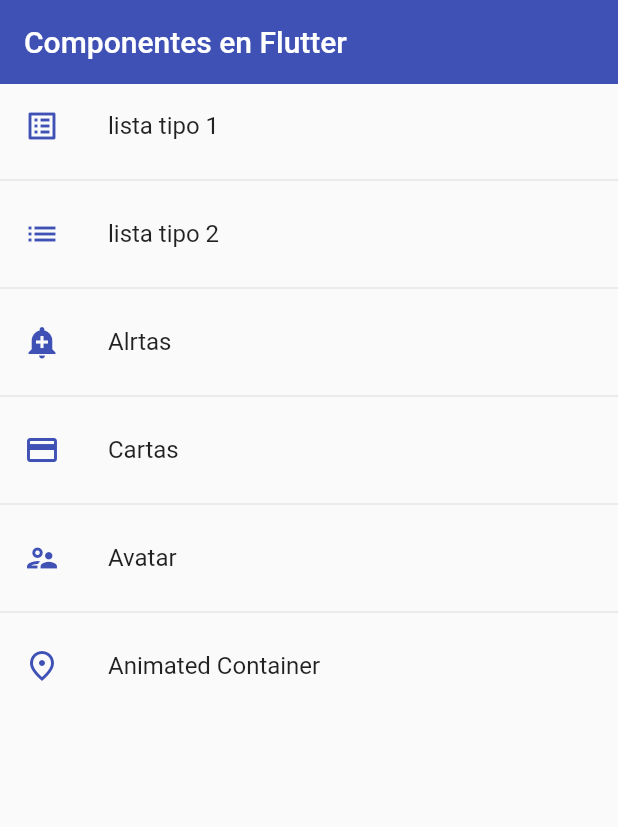
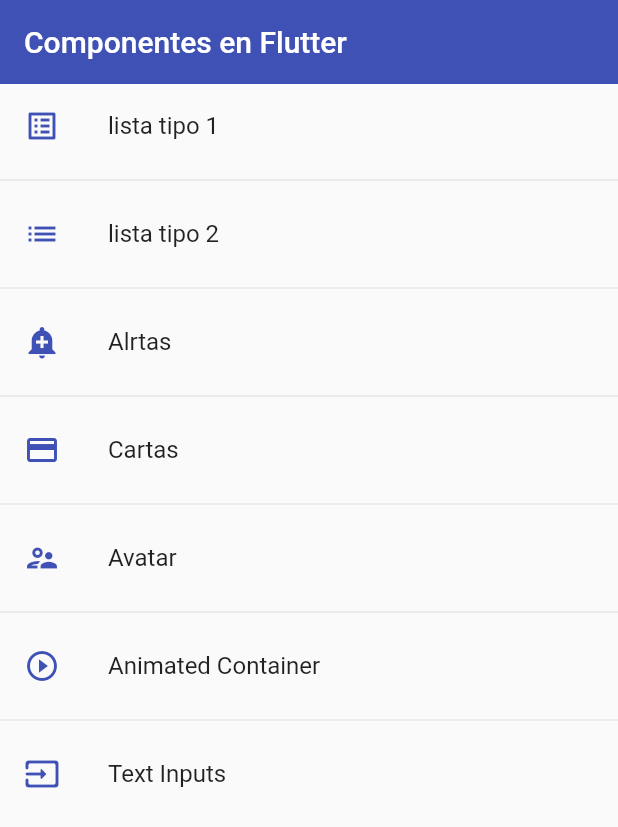
Before and after one commit to JuanShotLC/flutter_componets, a Flutter app: the screen it shows after launch, on a phone screen of 412 x 824 dp. Shown: the top 827 px of the screen. Run offline on Flutter 3.47's test engine with Material 2 defaults, Android fonts, the phone set to English and light mode, and no system bars.

Commit message:
Inputs & Form

```diff
--- a/lib/routers/app_routes.dart
+++ b/lib/routers/app_routes.dart
@@ -12,16 +12,18 @@
     MenuOption(route: 'alrt', name: 'Alrtas', screen: const AlertScreen(), icon: Icons.add_alert),
     MenuOption(route: 'card', name: 'Cartas', screen: const CardScreen(), icon: Icons.credit_card),
     MenuOption(route: 'avatar', name: 'Avatar', screen: const AvatarScreen(), icon: Icons.supervisor_account_outlined),
-    MenuOption(route: 'animated', name: 'Animated Container', screen: const AnimatedScreen(), icon: Icons.place_outlined),
+    MenuOption(route: 'animated', name: 'Animated Container', screen: const AnimatedScreen(), icon: Icons.play_circle_outline),
+    MenuOption(route: 'inputs', name: 'Text Inputs', screen: const InputsScreen(), icon: Icons.input_rounded),
 
   ];
 
   static Map<String, Widget Function(BuildContext)> getsAppRoetes() {
 
     Map<String, Widget Function(BuildContext)> appRoutes = {};
+      appRoutes.addAll({'home': (BuildContext context) => const HomeScreen()});
 
     for (final option in menuOptions) {
-      appRoutes.addAll({ 'home' : (BuildContext context) => const HomeScreen() });
+      appRoutes.addAll({ option.route : (BuildContext context) => option.screen });
     }
     return appRoutes;
   }
--- a/lib/screens/screens.dart
+++ b/lib/screens/screens.dart
@@ -1,8 +1,10 @@
-export 'package:flutter_componets/screens/animated_screen.dart';
+
 
 export 'package:flutter_componets/screens/alert_screen.dart';
+export 'package:flutter_componets/screens/animated_screen.dart';
 export 'package:flutter_componets/screens/avatar_screen.dart';
 export 'package:flutter_componets/screens/card_screen.dart';
 export 'package:flutter_componets/screens/home_screen.dart';
+export 'package:flutter_componets/screens/inputs_screen.dart';
 export 'package:flutter_componets/screens/listview1_screen.dart';
 export 'package:flutter_componets/screens/listview2_screen.dart';
--- a/lib/themes/app_theme.dart
+++ b/lib/themes/app_theme.dart
@@ -29,6 +29,21 @@
           elevation: 5,
 
         )
+      ),
+
+      inputDecorationTheme: const InputDecorationTheme(
+        floatingLabelStyle:  TextStyle( color: primary ),
+        enabledBorder: OutlineInputBorder(
+          borderSide: BorderSide( color: primary ),
+          borderRadius: BorderRadius.only( bottomLeft: Radius.circular(10), topRight: Radius.circular(10))
+        ),
+        focusedBorder: OutlineInputBorder(
+          borderSide: BorderSide( color: primary ),
+          borderRadius: BorderRadius.only( bottomLeft: Radius.circular(10), topRight: Radius.circular(10))
+        ),
+        border: OutlineInputBorder(
+          borderRadius: BorderRadius.only( bottomLeft: Radius.circular(10), topRight: Radius.circular(10))
+        )
       )
   );
 }
--- a/lib/widgets/widgets.dart
+++ b/lib/widgets/widgets.dart
@@ -1,2 +1,3 @@
 export 'package:flutter_componets/widgets/cunstom_card_type_1.dart';
 export 'package:flutter_componets/widgets/cunstom_card_type_2.dart';
+export 'package:flutter_componets/widgets/custom_input_field.dart';
```
Also changed, not shown: lib/screens/inputs_screen.dart (added, +81 -0 lines), lib/widgets/custom_input_field.dart (added, +53 -0 lines).
